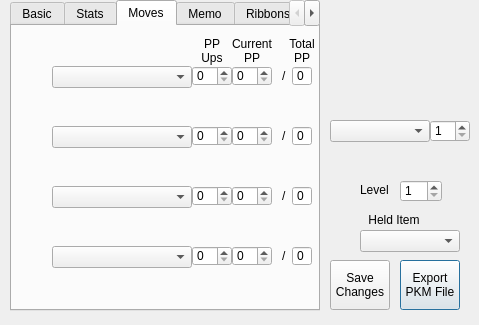
Before: the Qt Designer form QT Project/pkmviewer.ui in Annovae/PKMDS-G5, drawn with Qt 5.
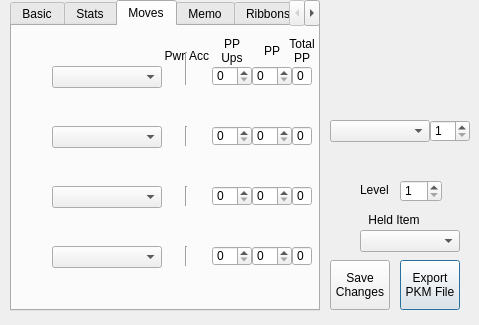
After: the same form once the commit is applied. The open tabs and pages were chosen to show the change.

Commit message: Finished move types and categories.

Patch:
```diff
--- a/QT Project/pkmviewer.ui
+++ b/QT Project/pkmviewer.ui
@@ -1282,7 +1282,7 @@
       <rect>
        <x>40</x>
        <y>40</y>
-       <width>140</width>
+       <width>110</width>
        <height>22</height>
       </rect>
      </property>
@@ -1292,7 +1292,7 @@
       <rect>
        <x>40</x>
        <y>100</y>
-       <width>140</width>
+       <width>110</width>
        <height>22</height>
       </rect>
      </property>
@@ -1302,7 +1302,7 @@
       <rect>
        <x>40</x>
        <y>160</y>
-       <width>140</width>
+       <width>110</width>
        <height>22</height>
       </rect>
      </property>
@@ -1312,7 +1312,7 @@
       <rect>
        <x>40</x>
        <y>220</y>
-       <width>140</width>
+       <width>110</width>
        <height>22</height>
       </rect>
      </property>
@@ -1320,7 +1320,7 @@
     <widget class="QSpinBox" name="sbMove1PPUps">
      <property name="geometry">
       <rect>
-       <x>180</x>
+       <x>200</x>
        <y>40</y>
        <width>40</width>
        <height>20</height>
@@ -1364,7 +1364,7 @@
     <widget class="QSpinBox" name="sbMove1PP">
      <property name="geometry">
       <rect>
-       <x>220</x>
+       <x>240</x>
        <y>40</y>
        <width>40</width>
        <height>20</height>
@@ -1380,23 +1380,10 @@
       <number>0</number>
      </property>
     </widget>
-    <widget class="QLabel" name="label_2">
-     <property name="geometry">
-      <rect>
-       <x>270</x>
-       <y>40</y>
-       <width>10</width>
-       <height>20</height>
-      </rect>
-     </property>
-     <property name="text">
-      <string>/</string>
-     </property>
-    </widget>
     <widget class="QSpinBox" name="sbMove2PPUps">
      <property name="geometry">
       <rect>
-       <x>180</x>
+       <x>200</x>
        <y>100</y>
        <width>40</width>
        <height>20</height>
@@ -1415,7 +1402,7 @@
     <widget class="QSpinBox" name="sbMove2PP">
      <property name="geometry">
       <rect>
-       <x>220</x>
+       <x>240</x>
        <y>100</y>
        <width>40</width>
        <height>20</height>
@@ -1456,23 +1443,10 @@
       <number>0</number>
      </property>
     </widget>
-    <widget class="QLabel" name="label_3">
-     <property name="geometry">
-      <rect>
-       <x>270</x>
-       <y>100</y>
-       <width>10</width>
-       <height>20</height>
-      </rect>
-     </property>
-     <property name="text">
-      <string>/</string>
-     </property>
-    </widget>
     <widget class="QSpinBox" name="sbMove3PPUps">
      <property name="geometry">
       <rect>
-       <x>180</x>
+       <x>200</x>
        <y>160</y>
        <width>40</width>
        <height>20</height>
@@ -1491,7 +1465,7 @@
     <widget class="QSpinBox" name="sbMove3PP">
      <property name="geometry">
       <rect>
-       <x>220</x>
+       <x>240</x>
        <y>160</y>
        <width>40</width>
        <height>20</height>
@@ -1532,23 +1506,10 @@
       <number>0</number>
      </property>
     </widget>
-    <widget class="QLabel" name="label_4">
-     <property name="geometry">
-      <rect>
-       <x>270</x>
-       <y>160</y>
-       <width>10</width>
-       <height>20</height>
-      </rect>
-     </property>
-     <property name="text">
-      <string>/</string>
-     </property>
-    </widget>
     <widget class="QSpinBox" name="sbMove4PPUps">
      <property name="geometry">
       <rect>
-       <x>180</x>
+       <x>200</x>
        <y>220</y>
        <width>40</width>
        <height>20</height>
@@ -1567,7 +1528,7 @@
     <widget class="QSpinBox" name="sbMove4PP">
      <property name="geometry">
       <rect>
-       <x>220</x>
+       <x>240</x>
        <y>220</y>
        <width>40</width>
        <height>20</height>
@@ -1608,19 +1569,6 @@
       <number>0</number>
      </property>
     </widget>
-    <widget class="QLabel" name="label_5">
-     <property name="geometry">
-      <rect>
-       <x>270</x>
-       <y>220</y>
-       <width>10</width>
-       <height>20</height>
-      </rect>
-     </property>
-     <property name="text">
-      <string>/</string>
-     </property>
-    </widget>
     <widget class="QGraphicsView" name="pbMove4Cat">
      <property name="geometry">
       <rect>
@@ -1724,7 +1672,7 @@
     <widget class="QLabel" name="label_6">
      <property name="geometry">
       <rect>
-       <x>180</x>
+       <x>200</x>
        <y>10</y>
        <width>40</width>
        <height>30</height>
@@ -1743,14 +1691,14 @@
     <widget class="QLabel" name="label_7">
      <property name="geometry">
       <rect>
-       <x>220</x>
+       <x>240</x>
        <y>10</y>
        <width>40</width>
        <height>30</height>
       </rect>
      </property>
      <property name="text">
-      <string>Current PP</string>
+      <string>PP</string>
      </property>
      <property name="alignment">
       <set>Qt::AlignCenter</set>
@@ -1898,6 +1846,200 @@
       <bool>true</bool>
      </property>
     </widget>
+    <widget class="QLabel" name="lblMove1Power">
+     <property name="geometry">
+      <rect>
+       <x>153</x>
+       <y>44</y>
+       <width>20</width>
+       <height>13</height>
+      </rect>
+     </property>
+     <property name="text">
+      <string/>
+     </property>
+    </widget>
+    <widget class="QLabel" name="lblMove1Accuracy">
+     <property name="geometry">
+      <rect>
+       <x>177</x>
+       <y>44</y>
+       <width>20</width>
+       <height>13</height>
+      </rect>
+     </property>
+     <property name="text">
+      <string/>
+     </property>
+    </widget>
+    <widget class="Line" name="line">
+     <property name="geometry">
+      <rect>
+       <x>173</x>
+       <y>26</y>
+       <width>3</width>
+       <height>33</height>
+      </rect>
+     </property>
+     <property name="orientation">
+      <enum>Qt::Vertical</enum>
+     </property>
+    </widget>
+    <widget class="QLabel" name="label_10">
+     <property name="geometry">
+      <rect>
+       <x>153</x>
+       <y>20</y>
+       <width>20</width>
+       <height>20</height>
+      </rect>
+     </property>
+     <property name="text">
+      <string>Pwr</string>
+     </property>
+     <property name="alignment">
+      <set>Qt::AlignCenter</set>
+     </property>
+     <property name="wordWrap">
+      <bool>true</bool>
+     </property>
+    </widget>
+    <widget class="QLabel" name="label_11">
+     <property name="geometry">
+      <rect>
+       <x>177</x>
+       <y>20</y>
+       <width>20</width>
+       <height>20</height>
+      </rect>
+     </property>
+     <property name="text">
+      <string>Acc</string>
+     </property>
+     <property name="alignment">
+      <set>Qt::AlignCenter</set>
+     </property>
+     <property name="wordWrap">
+      <bool>true</bool>
+     </property>
+    </widget>
+    <widget class="QLabel" name="lblMove2Power">
+     <property name="geometry">
+      <rect>
+       <x>153</x>
+       <y>104</y>
+       <width>20</width>
+       <height>13</height>
+      </rect>
+     </property>
+     <property name="text">
+      <string/>
+     </property>
+    </widget>
+    <widget class="QLabel" name="lblMove2Accuracy">
+     <property name="geometry">
+      <rect>
+       <x>177</x>
+       <y>104</y>
+       <width>20</width>
+       <height>13</height>
+      </rect>
+     </property>
+     <property name="text">
+      <string/>
+     </property>
+    </widget>
+    <widget class="Line" name="line_2">
+     <property name="geometry">
+      <rect>
+       <x>173</x>
+       <y>100</y>
+       <width>3</width>
+       <height>20</height>
+      </rect>
+     </property>
+     <property name="orientation">
+      <enum>Qt::Vertical</enum>
+     </property>
+    </widget>
+    <widget class="QLabel" name="lblMove3Power">
+     <property name="geometry">
+      <rect>
+       <x>153</x>
+       <y>164</y>
+       <width>20</width>
+       <height>13</height>
+      </rect>
+     </property>
+     <property name="text">
+      <string/>
+     </property>
+    </widget>
+    <widget class="QLabel" name="lblMove3Accuracy">
+     <property name="geometry">
+      <rect>
+       <x>177</x>
+       <y>164</y>
+       <width>20</width>
+       <height>13</height>
+      </rect>
+     </property>
+     <property name="text">
+      <string/>
+     </property>
+    </widget>
+    <widget class="Line" name="line_3">
+     <property name="geometry">
+      <rect>
+       <x>173</x>
+       <y>160</y>
+       <width>3</width>
+       <height>20</height>
+      </rect>
+     </property>
+     <property name="orientation">
+      <enum>Qt::Vertical</enum>
+     </property>
+    </widget>
+    <widget class="QLabel" name="lblMove4Power">
+     <property name="geometry">
+      <rect>
+       <x>153</x>
+       <y>224</y>
+       <width>20</width>
+       <height>13</height>
+      </rect>
+     </property>
+     <property name="text">
+      <string/>
+     </property>
+    </widget>
+    <widget class="QLabel" name="lblMove4Accuracy">
+     <property name="geometry">
+      <rect>
+       <x>177</x>
+       <y>224</y>
+       <width>20</width>
+       <height>13</height>
+      </rect>
+     </property>
+     <property name="text">
+      <string/>
+     </property>
+    </widget>
+    <widget class="Line" name="line_4">
+     <property name="geometry">
+      <rect>
+       <x>173</x>
+       <y>220</y>
+       <width>3</width>
+       <height>20</height>
+      </rect>
+     </property>
+     <property name="orientation">
+      <enum>Qt::Vertical</enum>
+     </property>
+    </widget>
    </widget>
    <widget class="QWidget" name="tpMemo">
     <attribute name="title">
```
The commit also changes 7 other files.
